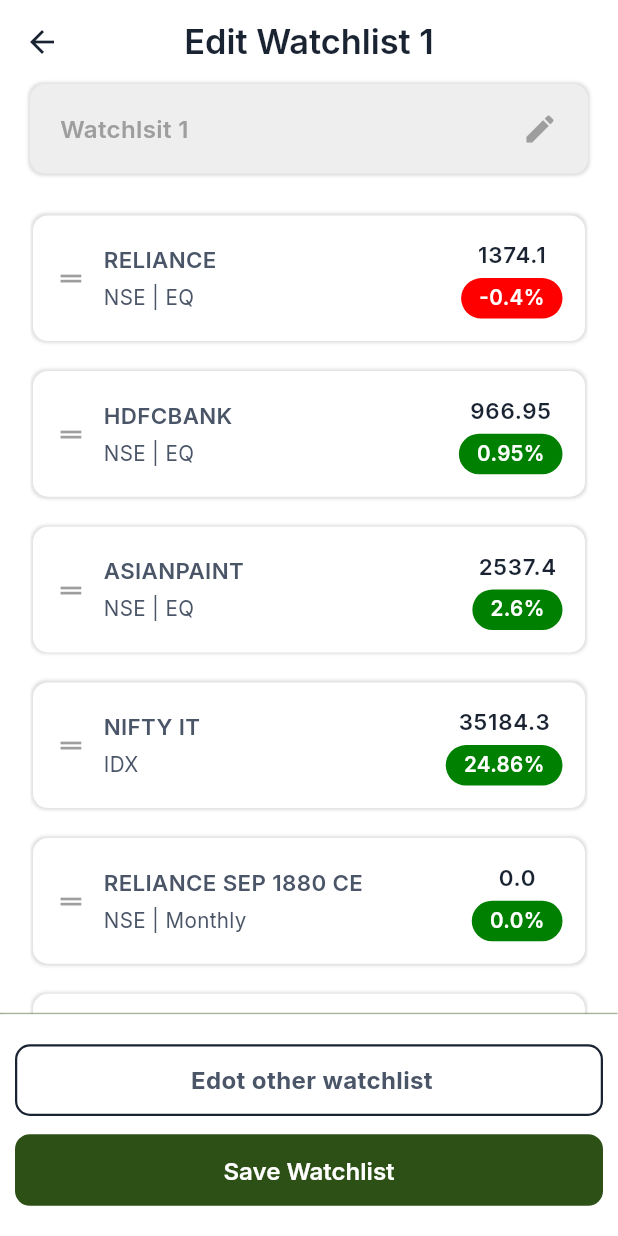
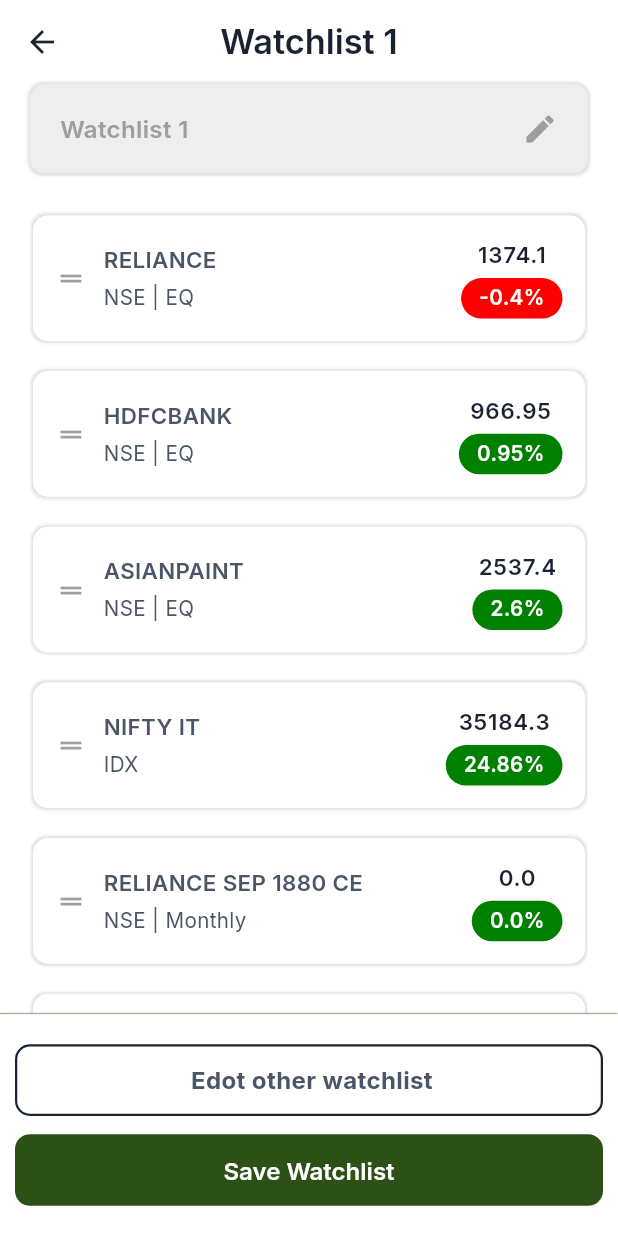
Before and after one commit to Fahadbinfayaz96/Flutter_WatchList_Bloc, a Flutter app: the screen it shows after launch, after a tap on "RELIANCE", on a phone screen of 412 x 824 dp. Run offline on Flutter 3.47's test engine with Material 3 defaults, Android fonts, the phone set to English and light mode, and no system bars; drawn by our look-alikes of flutter_slidable; our stand-ins replace equatable, flutter_bloc, flutter_screenutil, go_router, google_fonts.

Commit message:
upated code

```diff
--- a/lib/core/route.dart
+++ b/lib/core/route.dart
@@ -18,7 +18,8 @@
             path: '/watchlist-reorder',
             name: "reorder",
             builder: (BuildContext context, GoRouterState state) {
-              return ReorderWatchlistScreen();
+              final title = state.extra;
+              return ReorderWatchlistScreen(watchlistTitle: title.toString());
             },
           ),
         ],
--- a/lib/features/watchlist/bloc/watchlist_bloc.dart
+++ b/lib/features/watchlist/bloc/watchlist_bloc.dart
@@ -1,6 +1,4 @@
-import 'dart:developer';
-
-import 'package:flutter_bloc/flutter_bloc.dart' show Bloc;
+import 'package:flutter_bloc/flutter_bloc.dart';
 import 'package:flutter_watchlist_bloc/features/watchlist/bloc/watchlist_event.dart';
 import 'package:flutter_watchlist_bloc/features/watchlist/bloc/watchlist_state.dart';
 import 'package:flutter_watchlist_bloc/features/watchlist/data/models/stocks_model.dart';
--- a/lib/features/watchlist/data/stocks_data.dart
+++ b/lib/features/watchlist/data/stocks_data.dart
@@ -1,5 +1,3 @@
-import 'models/stocks_model.dart';
-
 import 'models/stocks_model.dart';
 
 class StocksData {
--- a/lib/features/watchlist/screens/reorder_screen.dart
+++ b/lib/features/watchlist/screens/reorder_screen.dart
@@ -12,19 +12,20 @@
 import 'package:flutter_watchlist_bloc/features/watchlist/widgets/buttons/secondary_button.dart';
 
 class ReorderWatchlistScreen extends StatelessWidget {
-  const ReorderWatchlistScreen({super.key});
+  final String watchlistTitle;
+  const ReorderWatchlistScreen({super.key, required this.watchlistTitle});
 
   @override
   Widget build(BuildContext context) {
     return Scaffold(
-      appBar: AppBar(title: Text("Edit Watchlist 1")),
+      appBar: AppBar(title: Text(watchlistTitle)),
       body: Stack(
         children: [
           Padding(
             padding: const EdgeInsets.symmetric(horizontal: 20),
             child: Column(
               children: [
-                editTile(context),
+                editTile(context, watchlistTitle),
                 SizedBox(height: 15.h),
                 Expanded(
                   child: BlocBuilder<WatchlistBloc, WatchlistState>(
@@ -79,7 +80,7 @@
     );
   }
 
-  editTile(BuildContext context) {
+  editTile(BuildContext context, watchListTitle) {
     return Container(
       width: double.infinity,
       height: 50.h,
@@ -98,7 +99,7 @@
 
           children: [
             Text(
-              "Watchlsit 1",
+              watchListTitle,
               style: Theme.of(context).textTheme.bodyMedium?.copyWith(
                 color: AppTheme.grey500,
                 fontSize: 14.sp,
--- a/lib/features/watchlist/screens/watchlist_screen.dart
+++ b/lib/features/watchlist/screens/watchlist_screen.dart
@@ -190,10 +190,27 @@
           Expanded(
             child: TabBarView(
               children: [
-                BlocBuilder<WatchlistBloc, WatchlistState>(
+                StockList(watchlistTitle: "Watchlist 1"),
+                StockList(watchlistTitle: "Watchlist 2"),
+                Center(child: Text("coming soon...")),
+              ],
+            ),
+          ),
+        ],
+      ),
+    );
+  }
+}
+
+class StockList extends StatelessWidget {
+  final String watchlistTitle;
+  const StockList({super.key, required this.watchlistTitle});
+
+  @override
+  Widget build(BuildContext context) {
+    return BlocBuilder<WatchlistBloc, WatchlistState>(
       builder: (context, state) {
-                    if (state is WatchlistLoadingState ||
-                        state is WatchlistInitialState) {
+        if (state is WatchlistLoadingState || state is WatchlistInitialState) {
           return Center(
             child: CircularProgressIndicator(
               color: Theme.of(context).colorScheme.onSurface,
@@ -207,22 +224,18 @@
             itemBuilder: (context, index) {
               return GestureDetector(
                 onTap: () {
-                              context.goNamed('reorder');
+                  context.goNamed('reorder', extra: watchlistTitle);
                 },
                 child: ListCard(
                   child: Row(
-                                mainAxisAlignment:
-                                    MainAxisAlignment.spaceBetween,
+                    mainAxisAlignment: MainAxisAlignment.spaceBetween,
                     children: [
                       Column(
-                                    crossAxisAlignment:
-                                        CrossAxisAlignment.start,
+                        crossAxisAlignment: CrossAxisAlignment.start,
                         children: [
                           Text(
                             stocks[index].name,
-                                        style: Theme.of(context)
-                                            .textTheme
-                                            .bodyLarge
+                            style: Theme.of(context).textTheme.bodyLarge
                                 ?.copyWith(
                                   fontSize: 13.sp,
                                   fontWeight: FontWeight.w600,
@@ -231,9 +244,7 @@
                           SizedBox(height: 10.h),
                           Text(
                             stocks[index].type,
-                                        style: Theme.of(context)
-                                            .textTheme
-                                            .bodyMedium
+                            style: Theme.of(context).textTheme.bodyMedium
                                 ?.copyWith(
                                   fontSize: 12.sp,
                                   fontWeight: FontWeight.w600,
@@ -246,9 +257,7 @@
                         children: [
                           Text(
                             stocks[index].price.toString(),
-                                        style: Theme.of(context)
-                                            .textTheme
-                                            .bodyLarge
+                            style: Theme.of(context).textTheme.bodyLarge
                                 ?.copyWith(
                                   fontSize: 13.sp,
                                   fontWeight: FontWeight.w600,
@@ -265,16 +274,12 @@
                               color: stocks[index].change >= 0
                                   ? AppTheme.green500
                                   : AppTheme.red500,
-                                          borderRadius: BorderRadius.circular(
-                                            20,
-                                          ),
+                              borderRadius: BorderRadius.circular(20),
                             ),
 
                             child: Text(
                               "${stocks[index].change.toString()}%",
-                                          style: Theme.of(context)
-                                              .textTheme
-                                              .bodyMedium
+                              style: Theme.of(context).textTheme.bodyMedium
                                   ?.copyWith(
                                     fontSize: 12.sp,
                                     fontWeight: FontWeight.w600,
@@ -298,15 +303,6 @@
           return Text("Something went wrong");
         }
       },
-                ),
-
-                Center(child: Text("coming soon")),
-                Center(child: Text("coming soon")),
-              ],
-            ),
-          ),
-        ],
-      ),
     );
   }
 }
```
Lines whose indentation alone changed are shown as unchanged.
